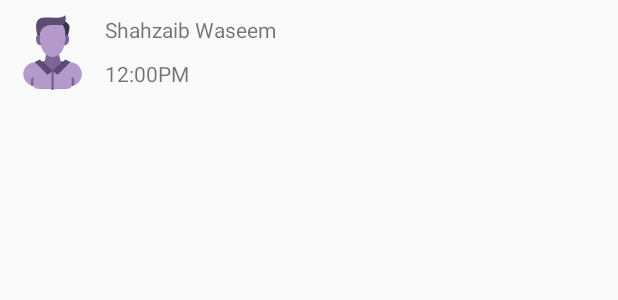
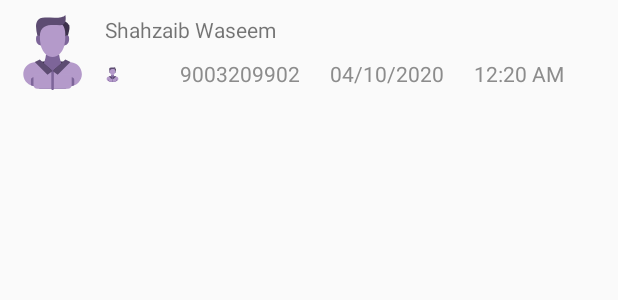
Before and after one commit to ShahzaibWaseem/phoneApp-AndroidViewPager, an Android app: the layout call_logs_list_item.xml on its own in the app's theme, with its tools: preview values and no code run, on a phone screen of 412 x 824 dp. Shown: the top 300 px of the screen. Run offline under Robolectric (Android 15) with nearby library versions, the phone set to English and light mode, and no system bars.

Commit message:
call Logs data sending and sorted it according to the time

```diff
--- a/app/src/main/java/com/shahzaib/phone/ViewPagerActivity.kt
+++ b/app/src/main/java/com/shahzaib/phone/ViewPagerActivity.kt
@@ -23,6 +23,9 @@ class ViewPagerActivity : AppCompatActivity() {
         if (ContextCompat.checkSelfPermission(this, Manifest.permission.READ_CONTACTS) != PackageManager.PERMISSION_GRANTED)
             ActivityCompat.requestPermissions(this, arrayOf(Manifest.permission.READ_CONTACTS), CONTACTS_REQUEST_CODE)
 
+        if (ContextCompat.checkSelfPermission(this, Manifest.permission.READ_CALL_LOG) != PackageManager.PERMISSION_GRANTED)
+            ActivityCompat.requestPermissions(this, arrayOf(Manifest.permission.READ_CALL_LOG), CALL_LOGS_REQUEST_CODE)
+
         mAdapter = ViewPagerAdapter(supportFragmentManager, lifecycle)
 
         tabLayoutMediator = TabLayoutMediator(binding.tabLayout, binding.pager) { tab, position ->
@@ -42,5 +45,6 @@ class ViewPagerActivity : AppCompatActivity() {
 
     companion object {
         private const val CONTACTS_REQUEST_CODE = 1
+        private const val CALL_LOGS_REQUEST_CODE = 2
     }
 }
--- a/app/src/main/java/com/shahzaib/phone/utilClasses.kt
+++ b/app/src/main/java/com/shahzaib/phone/utilClasses.kt
@@ -4,4 +4,4 @@ import android.graphics.Bitmap
 
 class Contact (var name: String, var number: String)
 
-class CallLog (var name: String, var description: String, var photo: Bitmap?)
+class CallLog (var name: String, var number: String, var date: String, var time: String, val callType: Int, var photo: Bitmap?)
--- a/app/src/main/res/layout/call_logs_list_item.xml
+++ b/app/src/main/res/layout/call_logs_list_item.xml
@@ -23,14 +23,55 @@
         app:layout_constraintTop_toTopOf="parent"
         app:layout_constraintStart_toEndOf="@+id/callLogImage"/>
 
-    <TextView
-        android:id="@+id/callLogDescription"
+    <androidx.constraintlayout.widget.ConstraintLayout
         android:layout_width="wrap_content"
         android:layout_height="20dp"
         android:layout_marginStart="10dp"
         android:layout_marginTop="10dp"
-        tools:text="12:00PM"
         app:layout_constraintTop_toBottomOf="@+id/callLogName"
-        app:layout_constraintStart_toEndOf="@+id/callLogImage" />
+        app:layout_constraintStart_toEndOf="@+id/callLogImage">
+
+        <ImageView
+            android:id="@+id/callTypeIcon"
+            android:layout_width="10dp"
+            android:layout_height="10dp"
+            android:src="@drawable/ic_person_placeholder"
+            app:layout_constraintTop_toTopOf="parent"
+            app:layout_constraintStart_toStartOf="parent"
+            app:layout_constraintEnd_toStartOf="@+id/callLogNumber"
+            app:layout_constraintBottom_toBottomOf="parent"/>
+
+        <TextView
+            android:id="@+id/callLogNumber"
+            android:layout_width="100dp"
+            android:layout_height="20dp"
+            android:gravity="end"
+            android:textColor="#8C8C8C"
+            android:layout_marginStart="20dp"
+            tools:text="9003209902"
+            app:layout_constraintTop_toTopOf="parent"
+            app:layout_constraintStart_toEndOf="@+id/callTypeIcon" />
+
+        <TextView
+            android:id="@+id/callLogDate"
+            android:layout_width="wrap_content"
+            android:layout_height="20dp"
+            android:textColor="#8C8C8C"
+            android:layout_marginStart="20dp"
+            tools:text="04/10/2020"
+            app:layout_constraintStart_toEndOf="@+id/callLogNumber"
+            app:layout_constraintTop_toTopOf="parent" />
+
+        <TextView
+            android:id="@+id/callLogTime"
+            android:layout_width="wrap_content"
+            android:layout_height="20dp"
+            android:textColor="#8C8C8C"
+            android:layout_marginStart="20dp"
+            tools:text="12:20 AM"
+            app:layout_constraintStart_toEndOf="@+id/callLogDate"
+            app:layout_constraintTop_toTopOf="parent" />
+
+    </androidx.constraintlayout.widget.ConstraintLayout>
 
 </androidx.constraintlayout.widget.ConstraintLayout>
```
Also changed, not shown: app/src/main/java/com/shahzaib/phone/CallLogsFragment.kt (+10 -7 lines), app/src/main/java/com/shahzaib/phone/adapters/CallLogsListAdapter.kt (+7 -2 lines).
